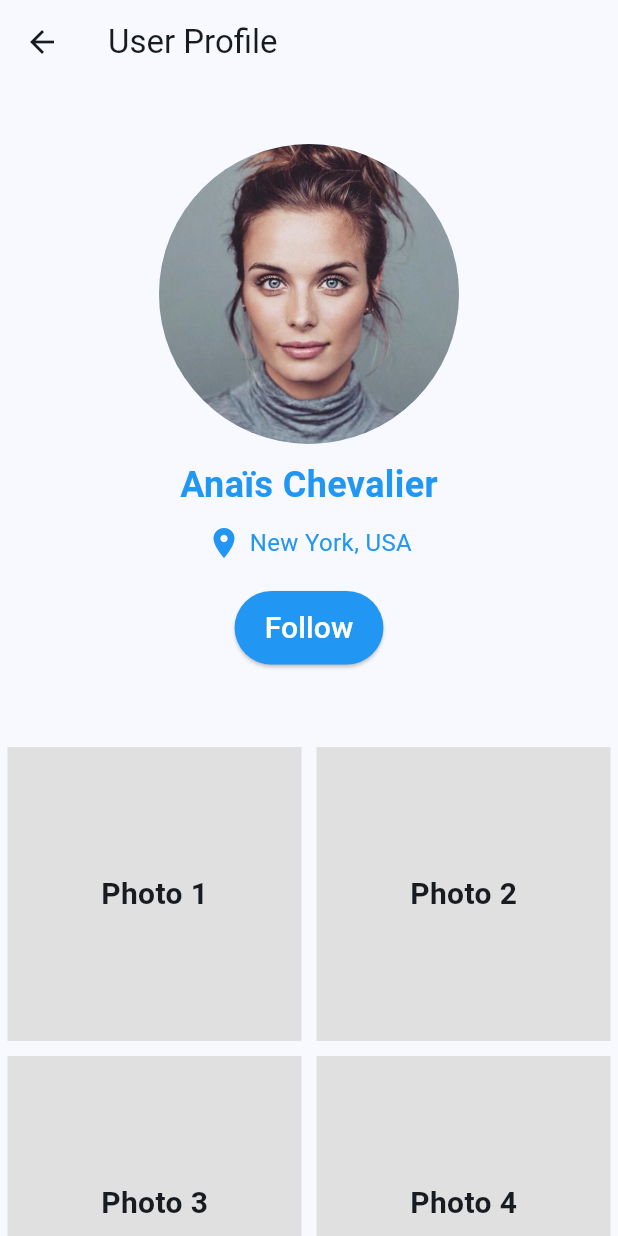
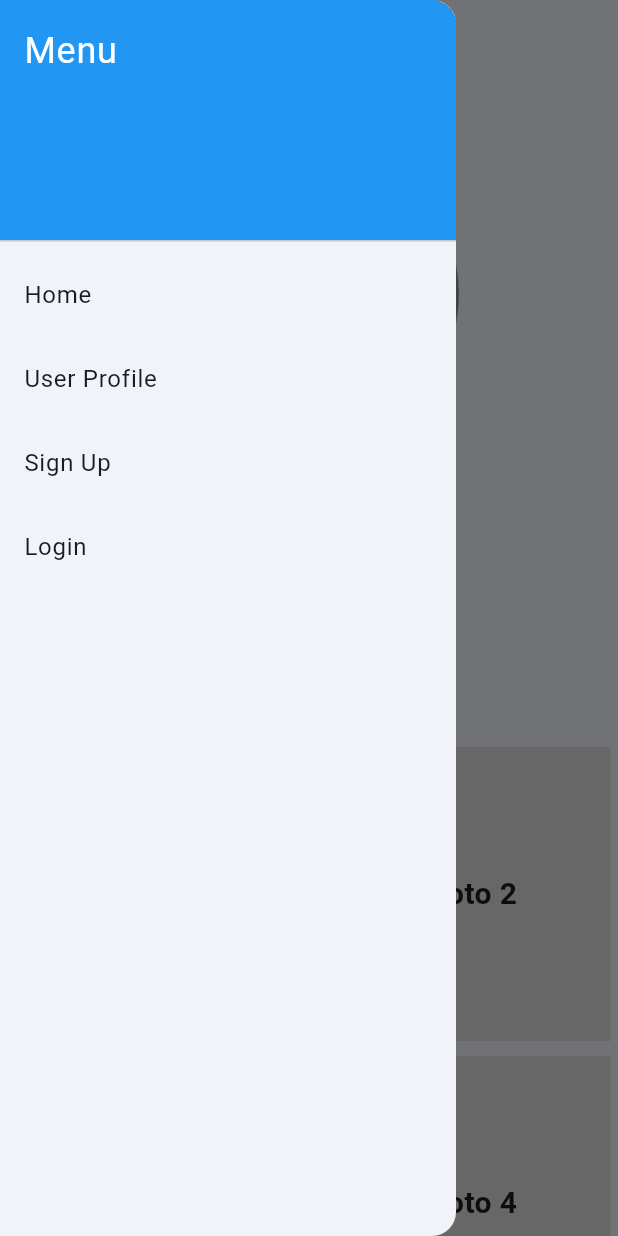
Before and after one commit to SrSousa011/GraceLink, a Flutter app: the UserProfile screen opened by its route, with the side drawer open (before the commit the screen has no drawer), on a phone screen of 412 x 824 dp. Run offline on Flutter 3.47's test engine with Material 3 defaults, Android fonts, the phone set to English and light mode, and no system bars.

Commit message:
[ADD] MenuDrawer

```diff
--- /dev/null
+++ b/lib/MenuDrawer.dart
@@ -0,0 +1,52 @@
+import 'package:flutter/material.dart';
+
+class MenuDrawer extends StatelessWidget {
+  const MenuDrawer({Key? key}) : super(key: key);
+
+  @override
+  Widget build(BuildContext context) {
+    return Drawer(
+      child: ListView(
+        padding: EdgeInsets.zero,
+        children: <Widget>[
+          const DrawerHeader(
+            decoration: BoxDecoration(
+              color: Colors.blue,
+            ),
+            child: Text(
+              'Menu',
+              style: TextStyle(
+                color: Colors.white,
+                fontSize: 24,
+              ),
+            ),
+          ),
+          ListTile(
+            title: const Text('Home'),
+            onTap: () {
+              Navigator.pushReplacementNamed(context, '/Home');
+            },
+          ),
+          ListTile(
+            title: const Text('User Profile'),
+            onTap: () {
+              Navigator.pushReplacementNamed(context, '/UserProfile');
+            },
+          ),
+          ListTile(
+            title: const Text('Sign Up'),
+            onTap: () {
+              Navigator.pushReplacementNamed(context, '/SignUp');
+            },
+          ),
+          ListTile(
+            title: const Text('Login'),
+            onTap: () {
+              Navigator.pushReplacementNamed(context, '/Login');
+            },
+          ),
+        ],
+      ),
+    );
+  }
+}
--- a/lib/UserProfile.dart
+++ b/lib/UserProfile.dart
@@ -1,6 +1,5 @@
-// ignore_for_file: file_names, use_key_in_widget_constructors
-
 import 'package:flutter/material.dart';
+import 'package:churchapp/MenuDrawer.dart'; // Importe o MenuDrawer
 
 class UserProfile extends StatelessWidget {
   @override
@@ -9,6 +8,7 @@ class UserProfile extends StatelessWidget {
       appBar: AppBar(
         title: const Text('User Profile'),
       ),
+      drawer: const MenuDrawer(), // Adicione o MenuDrawer aqui
       body: Center(
         child: Column(
           mainAxisAlignment: MainAxisAlignment.center,
--- a/lib/main.dart
+++ b/lib/main.dart
@@ -1,13 +1,14 @@
+import 'package:flutter/material.dart';
+import 'package:churchapp/Splash_Screen.dart';
+import 'package:churchapp/Login.dart';
+import 'package:churchapp/SignUp/SignUp.dart';
 import 'package:churchapp/SignUp/SignUp2.dart';
 import 'package:churchapp/SignUp/SignUp3.dart';
 import 'package:churchapp/SignUp/SignUp4.dart';
-import 'package:flutter/material.dart';
-import 'package:churchapp/SplashScreen.dart';
-import 'package:churchapp/Login.dart';
-import 'package:churchapp/SignUp/SignUp.dart';
 import 'package:churchapp/Welcome.dart';
 import 'package:churchapp/Home.dart';
 import 'package:churchapp/UserProfile.dart';
+import 'package:churchapp/MenuDrawer.dart'; // Importe o MenuDrawer
 
 void main() {
   runApp(const MyApp());
@@ -19,15 +20,17 @@ class MyApp extends StatelessWidget {
   @override
   Widget build(BuildContext context) {
     return MaterialApp(
+      title: 'Comunidade Connect',
       theme: ThemeData(
         colorScheme: ColorScheme.fromSeed(
-            seedColor: const Color.fromARGB(255, 90, 175, 249)),
+          seedColor: const Color.fromARGB(255, 90, 175, 249),
+        ),
         useMaterial3: true,
       ),
-      // Defina a tela de introdução como a tela inicial
-      home: const SplashScreen(),
+      home: const Splash_Screen(
+        drawer: MenuDrawer(), // Passe o MenuDrawer como parâmetro
+      ),
       routes: {
-        // Adicione as rotas para outras telas
         '/Login': (context) => const Login(),
         '/SignUp': (context) => const SignUp(),
         '/SignUp2': (context) => const SignUpPage2(),
```
Also changed, not shown: lib/Splash_Screen.dart (renamed from lib/SplashScreen.dart, +8 -8 lines).
